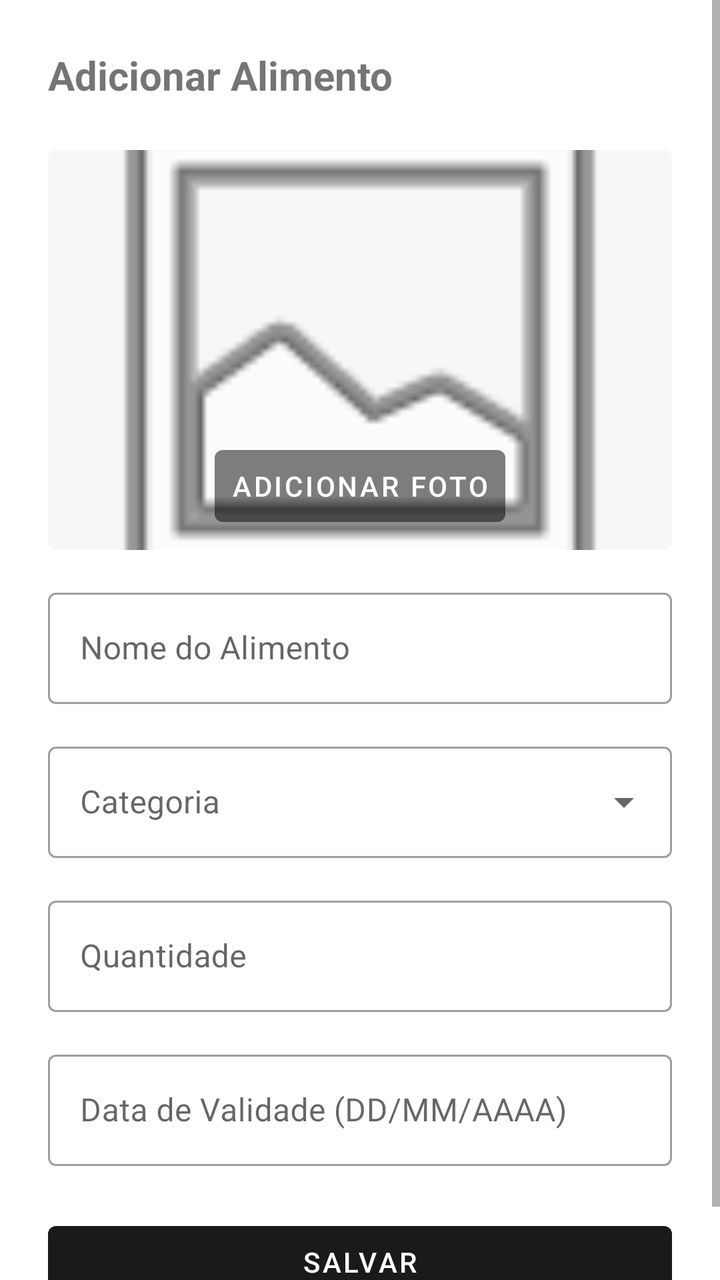
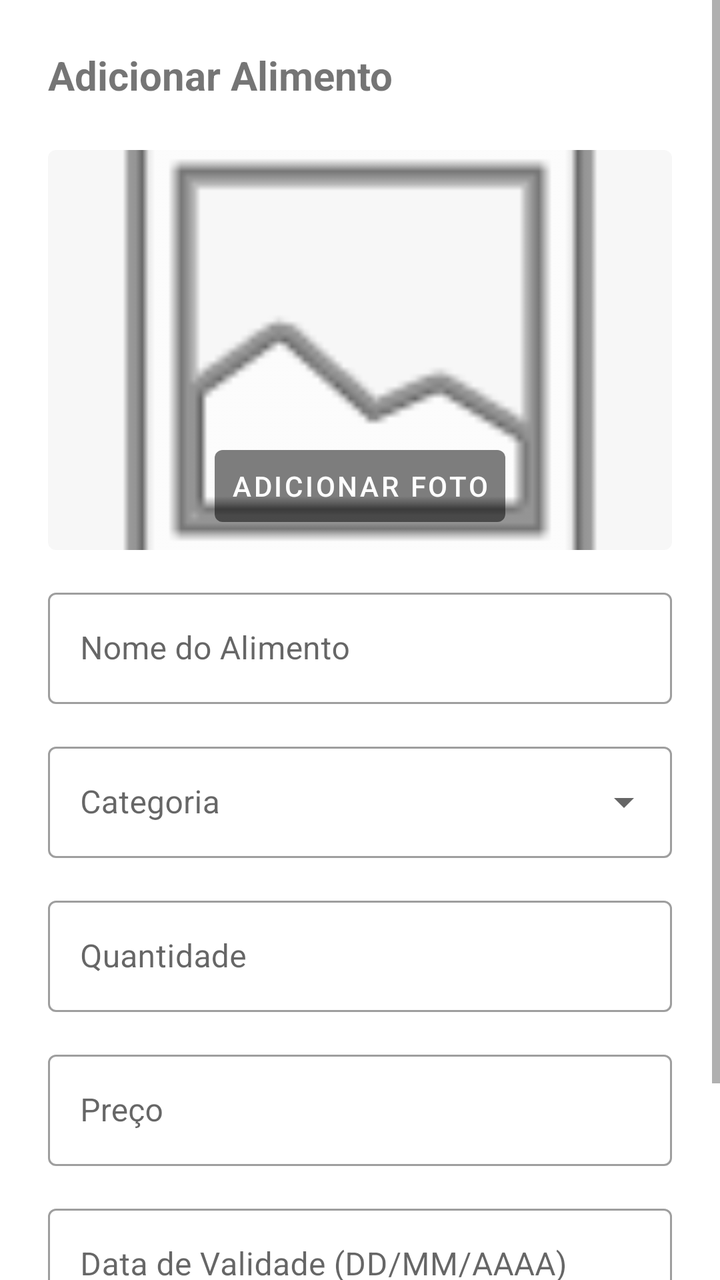

The first picture is an Android layout as it rendered before a commit; the second is the same layout after the commit. The layout source and the unified diff follow.
<!-- AndroidManifest.xml: application theme Theme.FoodGuard -->
<!-- res/layout/dialog_add_food.xml -->
<?xml version="1.0" encoding="utf-8"?>
<ScrollView xmlns:android="http://schemas.android.com/apk/res/android"
    xmlns:app="http://schemas.android.com/apk/res-auto"
    android:layout_width="match_parent"
    android:layout_height="wrap_content">

    <LinearLayout
        android:layout_width="match_parent"
        android:layout_height="wrap_content"
        android:orientation="vertical"
        android:padding="24dp">

        <TextView
            android:id="@+id/tvDialogTitle"
            android:layout_width="match_parent"
            android:layout_height="wrap_content"
            android:text="Adicionar Alimento"
            android:textSize="20sp"
            android:textStyle="bold"
            android:layout_marginBottom="24dp" />

        <FrameLayout
            android:layout_width="match_parent"
            android:layout_height="200dp"
            android:layout_marginBottom="16dp">

            <com.google.android.material.imageview.ShapeableImageView
                android:id="@+id/ivFoodPhoto"
                android:layout_width="match_parent"
                android:layout_height="match_parent"
                android:scaleType="centerCrop"
                android:src="@android:drawable/ic_menu_gallery"
                android:background="@color/background_gray"
                app:shapeAppearanceOverlay="@style/ShapeAppearance.MaterialComponents.MediumComponent" />

            <com.google.android.material.button.MaterialButton
                android:id="@+id/btnSelectPhoto"
                style="@style/Widget.MaterialComponents.Button.TextButton"
                android:layout_width="wrap_content"
                android:layout_height="wrap_content"
                android:layout_gravity="bottom|center_horizontal"
                android:layout_marginBottom="8dp"
                android:text="Adicionar Foto"
                android:textColor="@color/white"
                app:backgroundTint="#80000000" />
        </FrameLayout>

        <com.google.android.material.textfield.TextInputLayout
            android:layout_width="match_parent"
            android:layout_height="wrap_content"
            android:hint="Nome do Alimento"
            style="@style/Widget.MaterialComponents.TextInputLayout.OutlinedBox">

            <com.google.android.material.textfield.TextInputEditText
                android:id="@+id/etFoodName"
                android:layout_width="match_parent"
                android:layout_height="wrap_content" />
        </com.google.android.material.textfield.TextInputLayout>

        <com.google.android.material.textfield.TextInputLayout
            android:id="@+id/tilCategory"
            style="@style/Widget.MaterialComponents.TextInputLayout.OutlinedBox.ExposedDropdownMenu"
            android:layout_width="match_parent"
            android:layout_height="wrap_content"
            android:layout_marginTop="16dp"
            android:hint="Categoria">

            <AutoCompleteTextView
                android:id="@+id/etCategory"
                android:layout_width="match_parent"
                android:layout_height="wrap_content"
                android:inputType="none" />
        </com.google.android.material.textfield.TextInputLayout>

        <com.google.android.material.textfield.TextInputLayout
            android:layout_width="match_parent"
            android:layout_height="wrap_content"
            android:layout_marginTop="16dp"
            android:hint="Quantidade"
            style="@style/Widget.MaterialComponents.TextInputLayout.OutlinedBox">

            <com.google.android.material.textfield.TextInputEditText
                android:id="@+id/etQuantity"
                android:layout_width="match_parent"
                android:layout_height="wrap_content" />
        </com.google.android.material.textfield.TextInputLayout>

        <com.google.android.material.textfield.TextInputLayout
            android:layout_width="match_parent"
            android:layout_height="wrap_content"
            android:layout_marginTop="16dp"
            android:hint="Data de Validade (DD/MM/AAAA)"
            style="@style/Widget.MaterialComponents.TextInputLayout.OutlinedBox">

            <com.google.android.material.textfield.TextInputEditText
                android:id="@+id/etExpirationDate"
                android:layout_width="match_parent"
                android:layout_height="wrap_content"
                android:inputType="date" />
        </com.google.android.material.textfield.TextInputLayout>

        <com.google.android.material.button.MaterialButton
            android:id="@+id/btnAdd"
            android:layout_width="match_parent"
            android:layout_height="wrap_content"
            android:layout_marginTop="24dp"
            android:text="Salvar"
            app:backgroundTint="@color/primary_black" />

    </LinearLayout>
</ScrollView>
<!-- resources referenced by this layout -->
<resources>
  <color name="background_gray">#F7F7F7</color>
  <color name="primary_black">#1A1A1A</color>
  <color name="white">#FFFFFF</color>
  <style name="Theme.FoodGuard" parent="Base.Theme.FoodGuard" />
  <style name="Base.Theme.FoodGuard" parent="Theme.MaterialComponents.Light.NoActionBar">
          
          <item name="colorPrimary">@color/primary_black</item>
          <item name="colorPrimaryVariant">@color/black</item>
          <item name="colorOnPrimary">@color/white</item>
          
          <item name="colorSecondary">@color/secondary_black</item>
          <item name="colorSecondaryVariant">@color/black</item>
          <item name="colorOnSecondary">@color/white</item>
          
          <item name="android:statusBarColor">@color/white</item>
          <item name="android:windowLightStatusBar">true</item>
          
          <item name="android:windowBackground">@color/white</item>
      </style>
  <color name="black">#000000</color>
  <color name="secondary_black">#2D2D2D</color>
</resources>

<!-- the commit's change to res/layout/dialog_add_food.xml (unified diff, before → after) -->
@@ -89,6 +89,20 @@
             android:layout_width="match_parent"
             android:layout_height="wrap_content"
             android:layout_marginTop="16dp"
+            android:hint="Preço"
+            style="@style/Widget.MaterialComponents.TextInputLayout.OutlinedBox">
+
+            <com.google.android.material.textfield.TextInputEditText
+                android:id="@+id/etPrice"
+                android:layout_width="match_parent"
+                android:layout_height="wrap_content"
+                android:inputType="number" />
+        </com.google.android.material.textfield.TextInputLayout>
+
+        <com.google.android.material.textfield.TextInputLayout
+            android:layout_width="match_parent"
+            android:layout_height="wrap_content"
+            android:layout_marginTop="16dp"
             android:hint="Data de Validade (DD/MM/AAAA)"
             style="@style/Widget.MaterialComponents.TextInputLayout.OutlinedBox">
 
